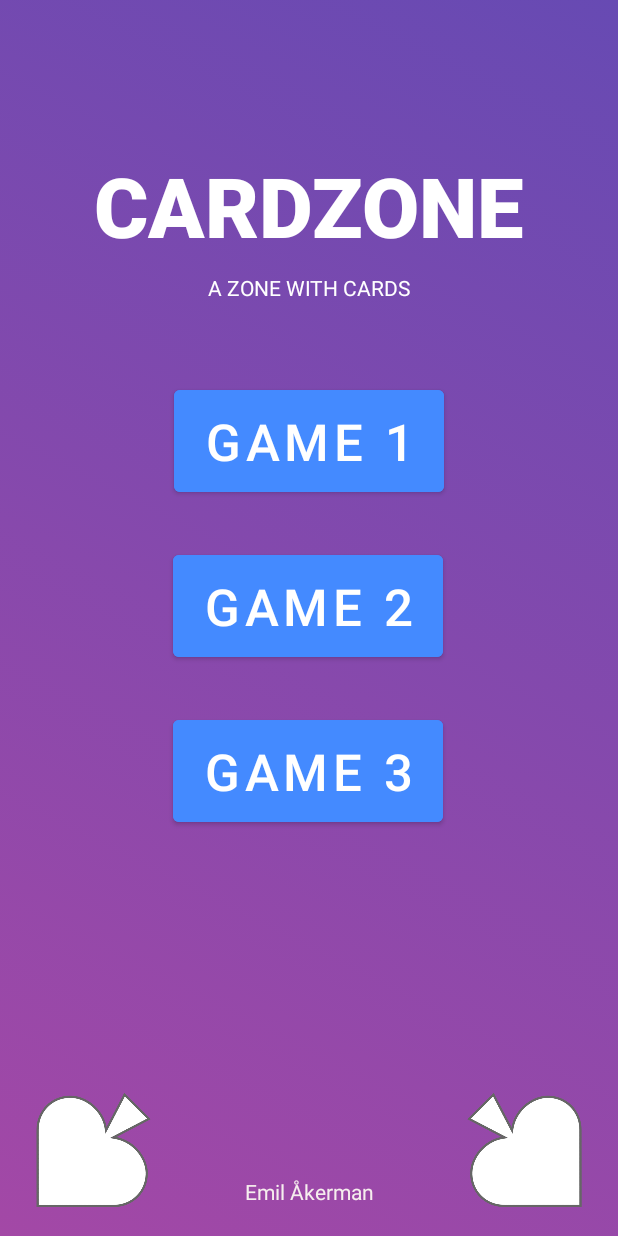
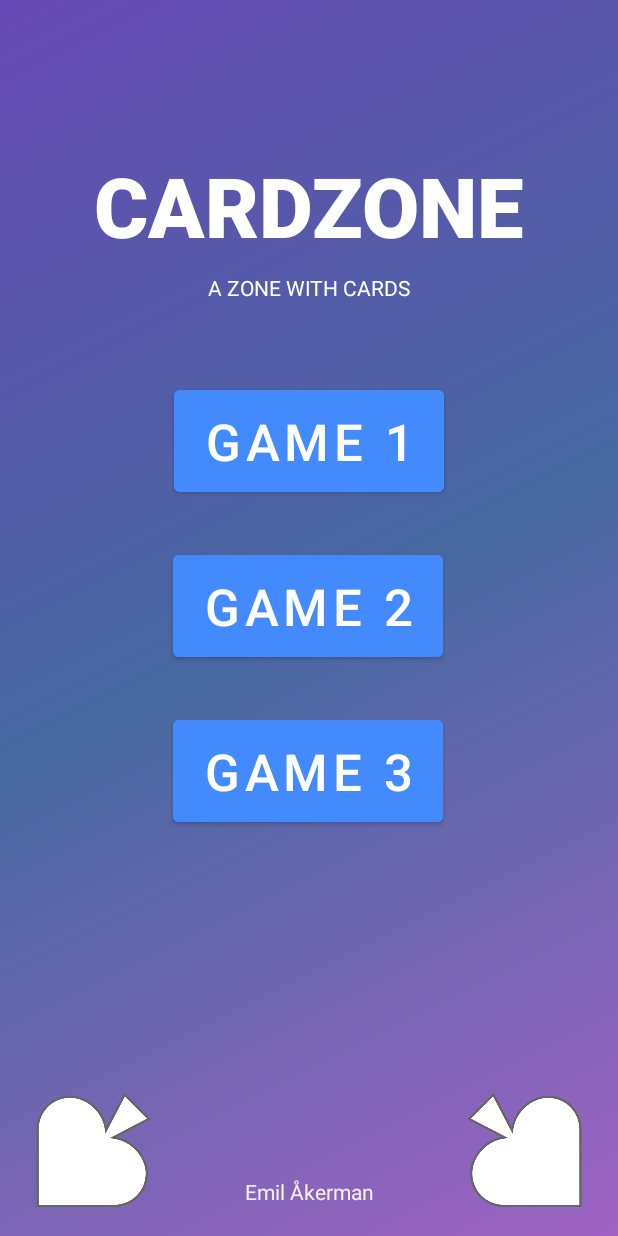
Before and after one commit to emilakerman/cardzone, an Android app: the screen it shows after launch (MainActivity), on a phone screen of 412 x 824 dp. Run offline under Robolectric (Android 15) with nearby library versions, the phone set to English and light mode, and no system bars; Roboto replaces fonts that are not available here.

Commit message:
background gradient animation

```diff
--- a/app/src/main/java/com/example/cardzone/MainActivity.kt
+++ b/app/src/main/java/com/example/cardzone/MainActivity.kt
@@ -8,20 +8,16 @@ import android.widget.Button
 import androidx.constraintlayout.widget.ConstraintLayout
 
 class MainActivity : AppCompatActivity() {
-
-
-
     override fun onCreate(savedInstanceState: Bundle?) {
         super.onCreate(savedInstanceState)
         setContentView(R.layout.activity_main)
-        supportActionBar?.hide()//REMOVES THE TOP ACTION BAR
 
-        /*
-        ConstraintLayout() constraintLayout = findViewById(R.id.mainLayout)
-        AnimationDrawable animationDrawable = constraintLayout.getBackground()
-        animationDrawable.setEnterFadeDuration(2500)
-        */
-
+        //BACKGROUND GRADIENT ANIMATION
+        val rootLayout = findViewById<ConstraintLayout>(R.id.root_layout)
+        val animDrawable = rootLayout.background as AnimationDrawable
+        animDrawable.setEnterFadeDuration(10)
+        animDrawable.setExitFadeDuration(1000)
+        animDrawable.start()
 
         //GAME1 BUTTON
         val game1Button = findViewById<Button>(R.id.game1Button)
@@ -35,7 +31,7 @@ class MainActivity : AppCompatActivity() {
             val intent = Intent(this, GameActivity2::class.java)
             startActivity(intent)
         }
-        //QUIT BUTTON - ta bort det här, appar har inga quit-knappar
+        //GAME3 BUTTON
         val game3Button = findViewById<Button>(R.id.game3Button)
         game3Button.setOnClickListener {
             val intent = Intent(this, GameActivity3::class.java)
--- a/app/src/main/res/drawable/background_2.xml
+++ b/app/src/main/res/drawable/background_2.xml
@@ -4,8 +4,8 @@
         <shape>
             <gradient
                 android:angle="135"
-                android:startColor="#9F63C4"
-                android:endColor="#9075D8"
+                android:startColor="#913386"
+                android:endColor="#281559"
                 />
         </shape>
     </item>
--- a/app/src/main/res/drawable/background_3.xml
+++ b/app/src/main/res/drawable/background_3.xml
@@ -5,6 +5,7 @@
             <gradient
                 android:angle="315"
                 android:startColor="#674AB3"
+                android:centerColor="#4768a1"
                 android:endColor="#9F63C4"
                 />
         </shape>
--- a/app/src/main/res/layout/activity_main.xml
+++ b/app/src/main/res/layout/activity_main.xml
@@ -1,13 +1,12 @@
 <?xml version="1.0" encoding="utf-8"?>
 <androidx.constraintlayout.widget.ConstraintLayout xmlns:android="http://schemas.android.com/apk/res/android"
+    android:id="@+id/root_layout"
+    android:background="@drawable/gradient_list"
     xmlns:app="http://schemas.android.com/apk/res-auto"
     xmlns:tools="http://schemas.android.com/tools"
     android:layout_width="match_parent"
     android:layout_height="match_parent"
-    android:background="@drawable/gradient_list"
-    android:id="@+id/mainLayout"
-    tools:context=".MainActivity"
-    >
+    tools:context=".MainActivity">
 
     <TextView
         android:id="@+id/textView"
--- a/app/src/main/res/values/themes.xml
+++ b/app/src/main/res/values/themes.xml
@@ -1,6 +1,6 @@
 <resources xmlns:tools="http://schemas.android.com/tools">
     <!-- Base application theme. -->
-    <style name="Theme.Cardzone" parent="Theme.MaterialComponents.DayNight.DarkActionBar">
+    <style name="Theme.Cardzone" parent="Theme.MaterialComponents.DayNight.NoActionBar">
         <!-- Primary brand color. -->
         <item name="colorPrimary">@color/purple_500</item>
         <item name="colorPrimaryVariant">@color/purple_700</item>
```
